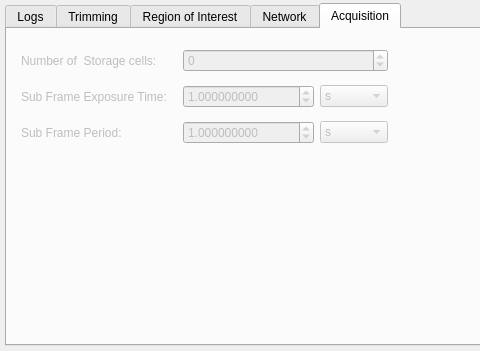
Qt form slsDetectorGui/forms/form_tab_advanced.ui (slsdetectorgroup/slsDetectorPackage) before a commit; both pictures show x 0 to 480 and y 0 to 351 of the 775 by 351 pixel window.
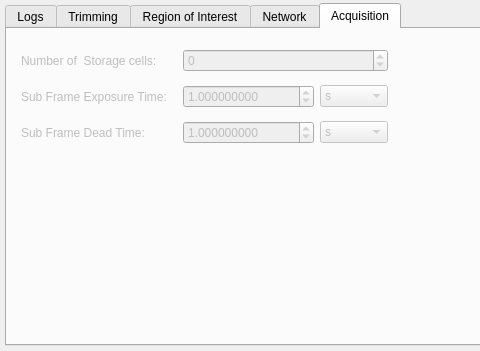
The same form after that commit. Icons and pictures are not drawn.

Diff of the .ui file:
```diff
--- a/slsDetectorGui/forms/form_tab_advanced.ui
+++ b/slsDetectorGui/forms/form_tab_advanced.ui
@@ -1957,7 +1957,7 @@
 &lt;/nobr&gt;</string>
         </property>
         <property name="text">
-         <string>Sub Frame Period:</string>
+         <string>Sub Frame Dead Time:</string>
         </property>
        </widget>
       </item>
```
Left out of the diff: 4 changed lines with no effect on the pictures.
